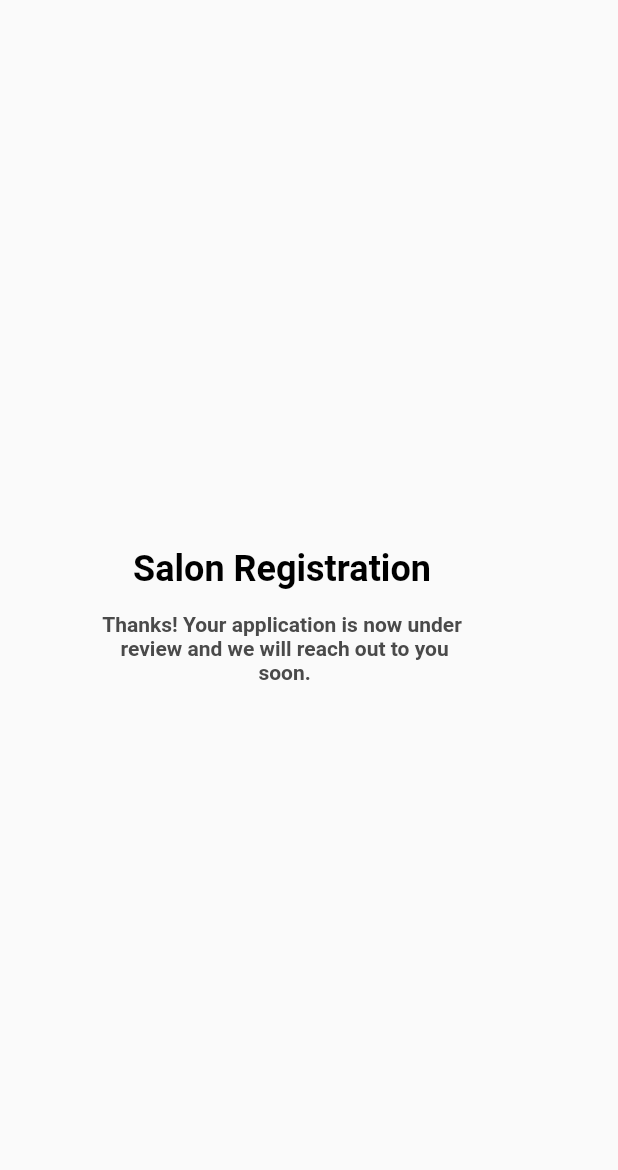
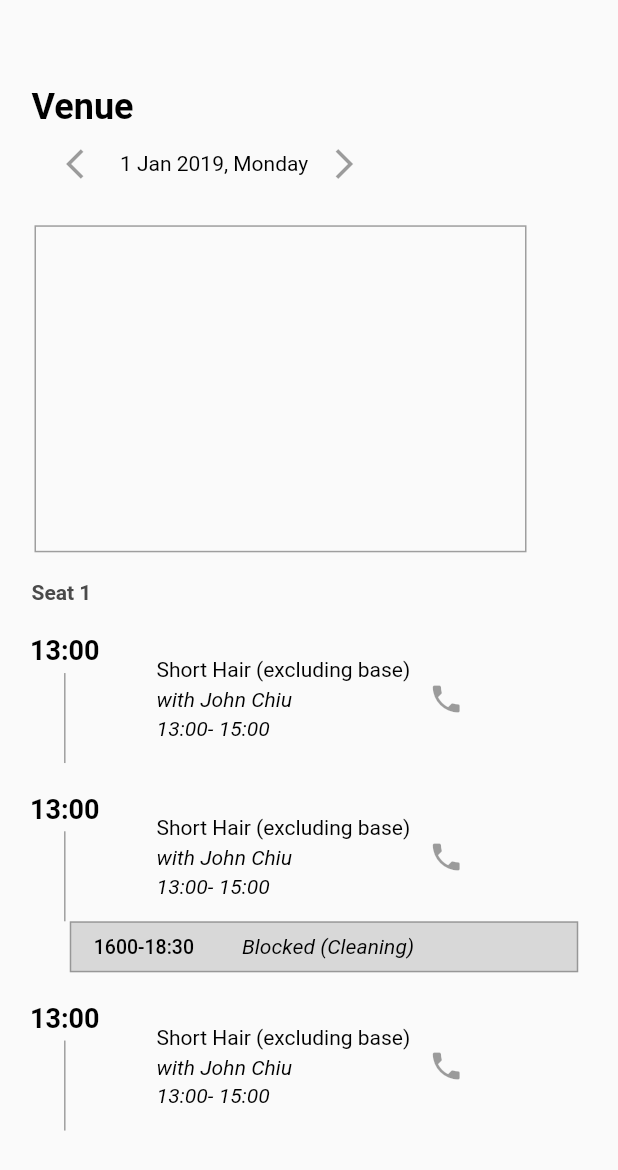
Before and after one commit to tkff1222/ui_screen, a Flutter app: the screen it shows after launch, on a phone screen of 412 x 824 dp. Shown: the top 1170 px of the screen. Run offline on Flutter 3.47's test engine with Material 2 defaults, Android fonts, the phone set to English and light mode, and no system bars; Roboto replaces fonts that are missing (Montserrat).

Commit message:
Explore and Venue Screen of Salon

```diff
--- /dev/null
+++ b/lib/ExploreSalon.dart
@@ -0,0 +1,80 @@
+import 'package:flutter/material.dart';
+
+class ExploreSalon extends StatefulWidget {
+  ExploreSalon({Key key}) : super(key: key);
+
+  @override
+  _ExploreSalonState createState() => new _ExploreSalonState();
+}
+
+class _ExploreSalonState extends State<ExploreSalon> {
+  @override
+  Widget build(BuildContext context) {
+    return new Scaffold(
+      body: Padding(
+        padding: const EdgeInsets.only(left: 21),
+        child: ListView(
+            children: <Widget>[
+              new Column(
+              mainAxisAlignment: MainAxisAlignment.start,
+              crossAxisAlignment: CrossAxisAlignment.start,
+              children: <Widget>[
+                new Row(
+                  children: <Widget>[
+                    new Text( "Explore", style: TextStyle(
+                      fontSize: 24,
+                      fontWeight: FontWeight.bold,
+                      fontFamily: "Montserrat",
+                      color: Color(0xFF000000),
+                    ),),
+                    Padding(
+                      padding: const EdgeInsets.only(left: 210.4),
+                      child: IconButton(
+                        icon: Icon(Icons.add, color: Colors.grey),
+                        onPressed: null,),
+                    ),
+                  ],
+                ),
+                SizedBox(height: 15),
+                _buildRowViewPhoto(),
+                SizedBox(height: 2),
+                _buildRowViewPhoto(),
+                SizedBox(height: 2),
+                _buildRowViewPhoto(),
+              ]
+              )
+            ]
+        )
+      )
+    );
+  }
+}
+
+
+_buildViewPhoto() {
+  return Stack(
+    children: <Widget>[
+      new Container(
+          width: 108,
+          height:108,
+          decoration: new BoxDecoration(
+            color: Color(0xFFD8D8D8),
+          ),
+          child: new Container()
+      ),
+    ],
+  );
+}
+
+_buildRowViewPhoto() {
+  return Row(
+      children: <Widget>[
+        _buildViewPhoto(),
+        SizedBox(width: 2.0),
+        _buildViewPhoto(),
+        SizedBox(width: 2.0),
+        _buildViewPhoto(),
+        //_buildViewPhoto(),
+      ],
+    );
+}
--- /dev/null
+++ b/lib/VenueSalon.dart
@@ -0,0 +1,243 @@
+import 'package:flutter/material.dart';
+
+class VenueSalon extends StatefulWidget {
+  VenueSalon({Key key}) : super(key: key);
+
+  @override
+  _VenueSalonState createState() => new _VenueSalonState();
+}
+
+class _VenueSalonState extends State<VenueSalon> {
+  @override
+  Widget build(BuildContext context) {
+    return new Scaffold(
+      body: new Column(
+          mainAxisAlignment: MainAxisAlignment.start,
+          crossAxisAlignment: CrossAxisAlignment.start,
+          mainAxisSize: MainAxisSize.max,
+          children: <Widget>[
+            Padding(
+              padding: const EdgeInsets.only(left: 21, top: 57),
+              child: new Text( "Venue", style: TextStyle(
+                fontSize: 24,
+                fontWeight: FontWeight.bold,
+                fontFamily: "Montserrat",
+                color: Color(0xFF000000),
+              ),),
+            ),
+            Padding(
+              padding: const EdgeInsets.only(left: 32),
+              child: new Row(
+                children: <Widget>[
+                  IconButton(
+                      icon: Icon(Icons.arrow_back_ios),
+                      onPressed: null
+                  ),
+                  Padding(
+                    padding: const EdgeInsets.only(left:0),
+                    child: new Text( "1 Jan 2019, Monday", style: TextStyle(
+                      fontSize: 14,
+                      fontWeight: FontWeight.w400,
+                      fontFamily: "Montserrat",
+                      color: Color(0xFF000000),
+                    ),),
+                  ),
+                  IconButton(
+                      icon: Icon(Icons.arrow_forward_ios),
+                      onPressed: null
+                  ),
+                ],
+              ),
+            ),
+            Padding(
+              padding: const EdgeInsets.only(left:23, top:17.2),
+              child: new Container(
+                  width: 328,
+                  height:218,
+                  decoration: new BoxDecoration(border: Border.all(color: Colors.grey)),
+                  child: new Container()),
+            ),
+            Padding(
+              padding: const EdgeInsets.only(left:21, top:19),
+              child: new Text( "Seat 1", style: TextStyle(
+                fontSize: 14,
+                fontWeight: FontWeight.bold,
+                fontFamily: "Montserrat",
+                color: Color(0xFF4A4A4A),
+              ),),
+            ),
+            _buildTimeSlotRow(),
+            _buildBlockedTimeSlotRow(),
+            _buildTimeSlotRow(),
+          ]
+      ),
+    );
+  }
+}
+
+_buildTimeSlotRow() {
+  return Padding(
+    padding: const EdgeInsets.only(left:20, top:20),
+    child: new Row(
+      children: <Widget>[
+        new Column(
+          children: <Widget>[
+            new Text("13:00", style: TextStyle(
+              fontSize: 18,
+              fontWeight: FontWeight.bold,
+              fontFamily: "Montserrat",
+              color: Color(0xFF000000),
+            ),),
+            Padding(
+              padding: const EdgeInsets.only(top:4.5),
+              child: Container(
+                width: 1,
+                height: 60,
+                color: Colors.grey,
+              ),
+            ),
+          ],
+        ),
+        Padding(
+          padding: const EdgeInsets.only(left: 38),
+          child: new Column(
+            mainAxisAlignment: MainAxisAlignment.start,
+            crossAxisAlignment: CrossAxisAlignment.start,
+            children: <Widget>[
+              new Text( "Short Hair (excluding base)", style: TextStyle(
+                fontSize: 14,
+                fontWeight: FontWeight.w400,
+                fontFamily: "Montserrat",
+                color: Color(0xFF000000),
+              ),),
+              Padding(
+                padding: const EdgeInsets.only(top:4),
+                child: new Text( "with John Chiu", style: TextStyle(
+                  fontSize: 14,
+                  fontWeight: FontWeight.w400,
+                  fontFamily: "Montserrat",
+                  fontStyle: FontStyle.italic,
+                  color: Color(0xFF000000),
+                ),),
+              ),
+              Padding(
+                padding: const EdgeInsets.only(top:3),
+                child: new Text( "13:00- 15:00", style: TextStyle(
+                  fontSize: 14,
+                  fontWeight: FontWeight.w400,
+                  fontFamily: "Montserrat",
+                  fontStyle: FontStyle.italic,
+                  color: Color(0xFF000000),
+                ),),
+              )
+            ],
+          ),
+        ),
+        IconButton(
+            icon: Icon(Icons.phone),
+            onPressed: null
+        ),
+      ],
+    ),
+  );
+}
+
+_buildBlockedTimeSlotRow() {
+  return Padding(
+    padding: const EdgeInsets.only(left:20, top:20),
+    child: Column(
+      children: <Widget>[
+        new Row(
+          children: <Widget>[
+            new Column(
+              children: <Widget>[
+                new Text("13:00", style: TextStyle(
+                  fontSize: 18,
+                  fontWeight: FontWeight.bold,
+                  fontFamily: "Montserrat",
+                  color: Color(0xFF000000),
+                ),),
+                Padding(
+                  padding: const EdgeInsets.only(top:4.5),
+                  child: Container(
+                    width: 1,
+                    height: 60,
+                    color: Colors.grey,
+                  ),
+                ),
+              ],
+            ),
+            Padding(
+              padding: const EdgeInsets.only(left: 38),
+              child: new Column(
+                mainAxisAlignment: MainAxisAlignment.start,
+                crossAxisAlignment: CrossAxisAlignment.start,
+                children: <Widget>[
+                  new Text( "Short Hair (excluding base)", style: TextStyle(
+                    fontSize: 14,
+                    fontWeight: FontWeight.w400,
+                    fontFamily: "Montserrat",
+                    color: Color(0xFF000000),
+                  ),),
+                  Padding(
+                    padding: const EdgeInsets.only(top:4),
+                    child: new Text( "with John Chiu", style: TextStyle(
+                      fontSize: 14,
+                      fontWeight: FontWeight.w400,
+                      fontFamily: "Montserrat",
+                      fontStyle: FontStyle.italic,
+                      color: Color(0xFF000000),
+                    ),),
+                  ),
+                  Padding(
+                    padding: const EdgeInsets.only(top:3),
+                    child: new Text( "13:00- 15:00", style: TextStyle(
+                      fontSize: 14,
+                      fontWeight: FontWeight.w400,
+                      fontFamily: "Montserrat",
+                      fontStyle: FontStyle.italic,
+                      color: Color(0xFF000000),
+                    ),),
+                  )
+                ],
+              ),
+            ),
+            IconButton(
+                icon: Icon(Icons.phone),
+                onPressed: null
+            ),
+          ],
+        ),
+        new Container(
+            width: 339,
+            height:34,
+            decoration: new BoxDecoration(
+              color: Color(0xFFD8D8D8),
+              border: Border.all(color: Color(0xFF979797) , width: 1),),
+            child: Row(
+              children: <Widget>[
+                Padding(
+                  padding: const EdgeInsets.only(left:15),
+                  child: new Text( "1600-18:30", style: TextStyle(
+                    fontSize: 13,
+                    fontWeight: FontWeight.w500,
+                    fontFamily: "Montserrat",
+                    color: Color(0xFF000000),
+                  ),),
+                ),
+                Padding(
+                  padding: const EdgeInsets.only(left:32),
+                  child: new Text( "Blocked (Cleaning)", style: TextStyle(
+                    fontSize: 14,
+                    fontWeight: FontWeight.w400,
+                    fontFamily: "Montserrat",
+                    fontStyle: FontStyle.italic,
+                    color: Color(0xFF000000),
+                  ),),
+                ),
+              ],
+            )),
+      ],
+    ),
+  );
+}
--- a/lib/main.dart
+++ b/lib/main.dart
@@ -1,4 +1,5 @@
 import 'package:flutter/material.dart';
+import 'package:ui_screen/ExploreSalon.dart';
 import 'package:ui_screen/H003.dart';
 import 'package:ui_screen/H006.dart';
 import 'package:ui_screen/H007a.dart';
@@ -12,6 +13,7 @@ import 'package:ui_screen/RegisterSalon.dart';
 import 'package:ui_screen/RegisterSalon2.dart';
 import 'package:ui_screen/SignUpSalon.dart';
 import 'package:ui_screen/TestScreen.dart';
+import 'package:ui_screen/VenueSalon.dart';
 
 void main() => runApp(MyApp());
 
@@ -34,7 +36,7 @@ class MyApp extends StatelessWidget {
         primarySwatch: Colors.blue,
       ),
       //home: MyHomePage(title: 'Flutter Demo Home Page'),
-      home:RegisterSalon2(),
+      home:VenueSalon(),
       //home: TestScreen(),
     );
   }
```
